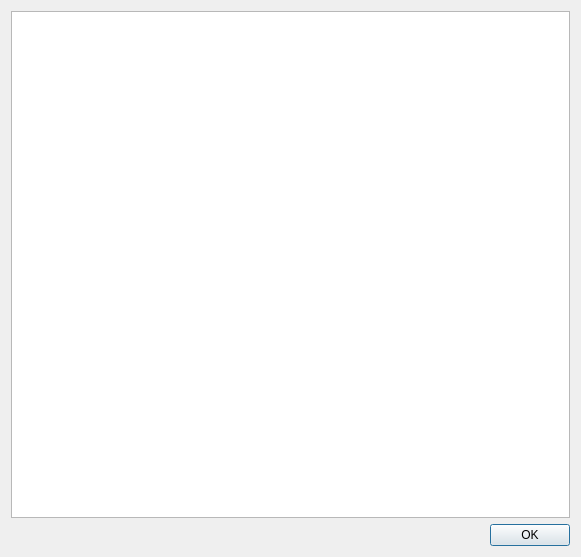
The window that src/help.ui (suncore/dflynav) describes before a commit, drawn with Qt 5.
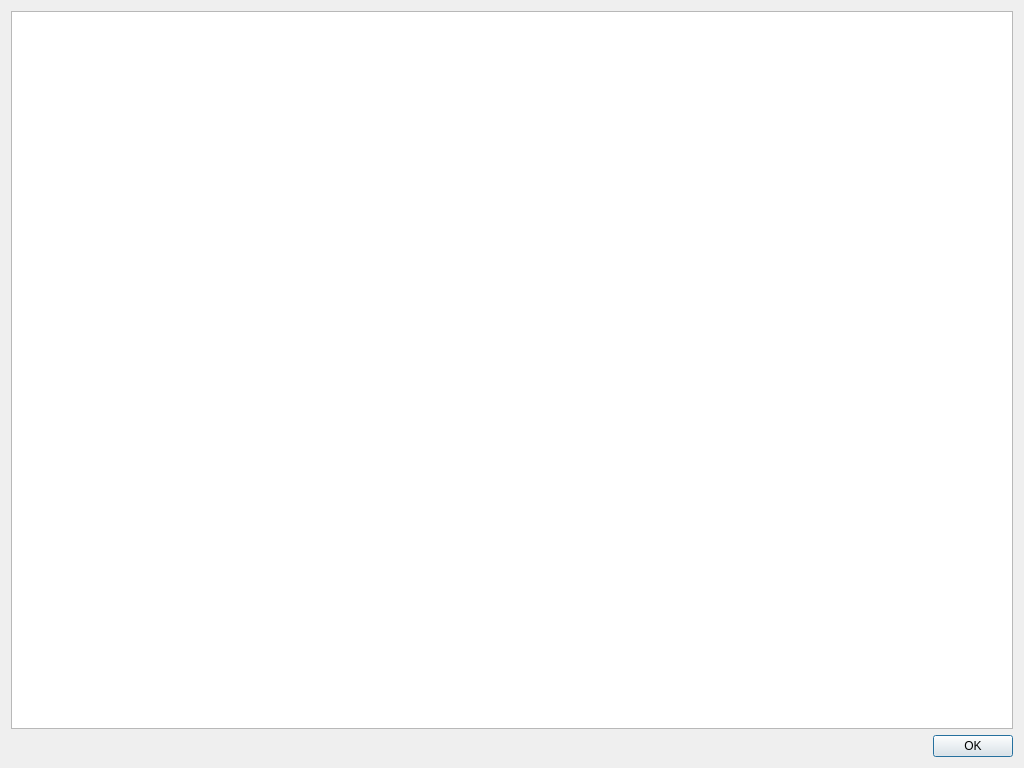
The same window after the commit.

What changed in the file:
```diff
--- a/src/help.ui
+++ b/src/help.ui
@@ -9,8 +9,8 @@
    <rect>
     <x>0</x>
     <y>0</y>
-    <width>581</width>
-    <height>557</height>
+    <width>1024</width>
+    <height>768</height>
    </rect>
   </property>
   <property name="windowTitle">
```
